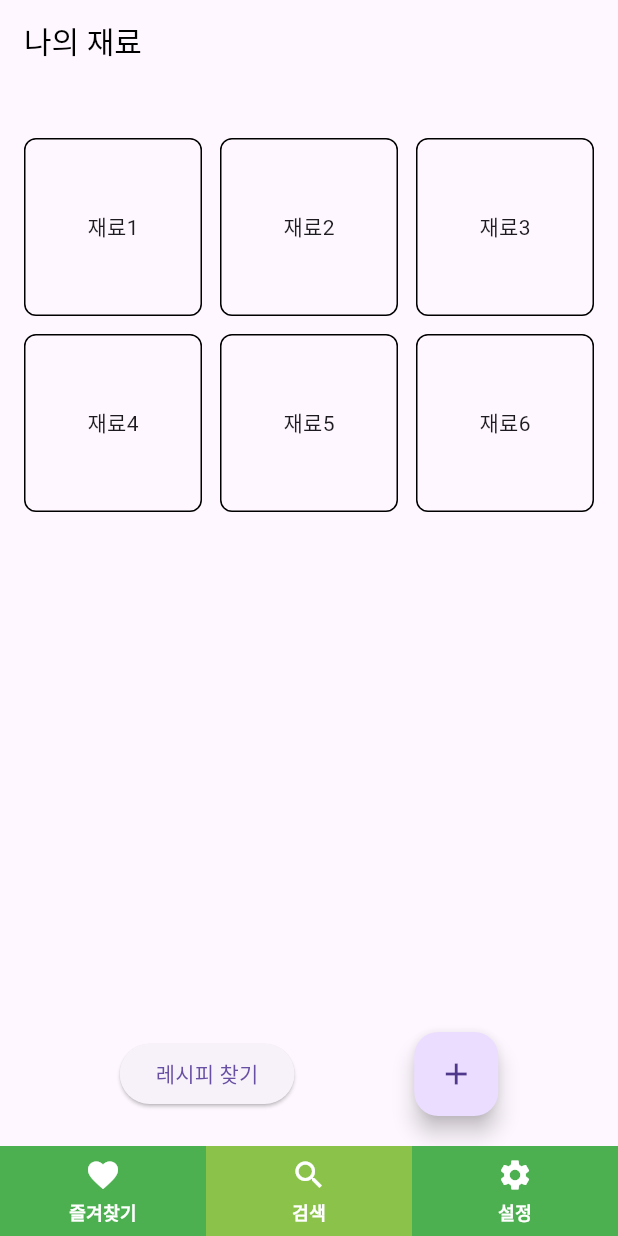
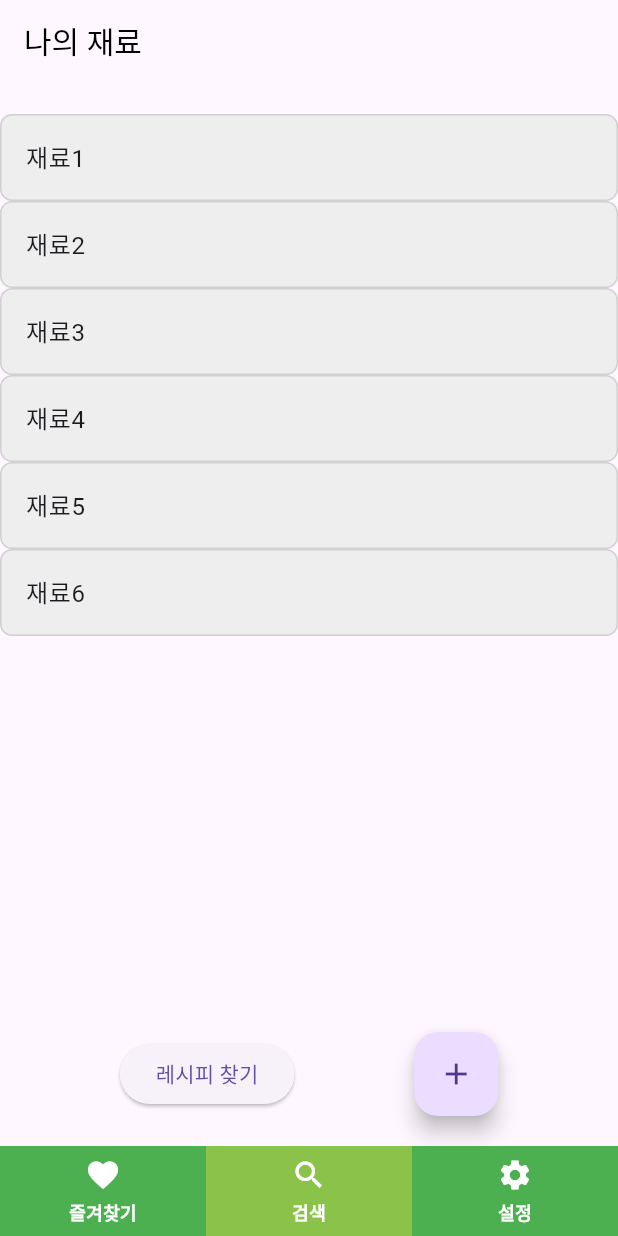
Before and after one commit to AYEOOON/as_it_is, a Flutter app: the screen it shows after launch, on a phone screen of 412 x 824 dp. Run offline on Flutter 3.47's test engine with Material 3 defaults, Android fonts, the phone set to English and light mode, and no system bars.

Commit message:
feat: 삭제 기능을 슬라이드 방식으로 변경

```diff
--- a/lib/main.dart
+++ b/lib/main.dart
@@ -12,6 +12,7 @@ class MyApp extends StatelessWidget {
   Widget build(BuildContext context) {
     return MaterialApp(
       home: MainScreen(),
+      debugShowCheckedModeBanner: false, // 디버그 배너 제거
     );
   }
 }
--- a/lib/screens/home_screen.dart
+++ b/lib/screens/home_screen.dart
@@ -1,7 +1,14 @@
 import 'package:flutter/material.dart';
-import '../widgets/material_item.dart';
 
-class HomeScreen extends StatelessWidget {
+class HomeScreen extends StatefulWidget {
+  @override
+  _HomeScreenState createState() => _HomeScreenState();
+}
+
+class _HomeScreenState extends State<HomeScreen> {
+  // 재료 리스트
+  List<String> materials = ['재료1', '재료2', '재료3', '재료4', '재료5', '재료6'];
+
   @override
   Widget build(BuildContext context) {
     return Scaffold(
@@ -21,19 +28,38 @@ class HomeScreen extends StatelessWidget {
         children: [
           const SizedBox(height: 20),
           Expanded(
-            child: GridView.count(
-              crossAxisCount: 3,
-              crossAxisSpacing: 12,
-              mainAxisSpacing: 12,
-              padding: const EdgeInsets.all(16),
-              children: const [
-                MaterialItem(label: '재료1'),
-                MaterialItem(label: '재료2'),
-                MaterialItem(label: '재료3'),
-                MaterialItem(label: '재료4'),
-                MaterialItem(label: '재료5'),
-                MaterialItem(label: '재료6'),
-              ],
+            child: ListView.builder(
+              itemCount: materials.length,
+              itemBuilder: (context, index) {
+                return Dismissible(
+                  key: Key(materials[index]), // 고유 키로 재료 이름 사용
+                  direction: DismissDirection.endToStart, // 오른쪽에서 왼쪽으로 스와이프
+                  background: Container(
+                    alignment: Alignment.centerRight,
+                    color: Colors.red, // 스와이프 시 배경색
+                    padding: const EdgeInsets.symmetric(horizontal: 20),
+                    child: const Icon(Icons.delete, color: Colors.white), // 삭제 아이콘
+                  ),
+                  onDismissed: (direction) {
+                    setState(() {
+                      materials.removeAt(index); // 재료 삭제
+                    });
+
+                    // 삭제 완료 메시지
+                    ScaffoldMessenger.of(context).showSnackBar(
+                      SnackBar(content: Text('삭제되었습니다: ${materials[index]}')),
+                    );
+                  },
+                  child: ListTile(
+                    title: Text(materials[index]),
+                    tileColor: Colors.grey[200],
+                    shape: RoundedRectangleBorder(
+                      borderRadius: BorderRadius.circular(8),
+                      side: const BorderSide(color: Colors.black12),
+                    ),
+                  ),
+                );
+              },
             ),
           ),
           Row(
```
